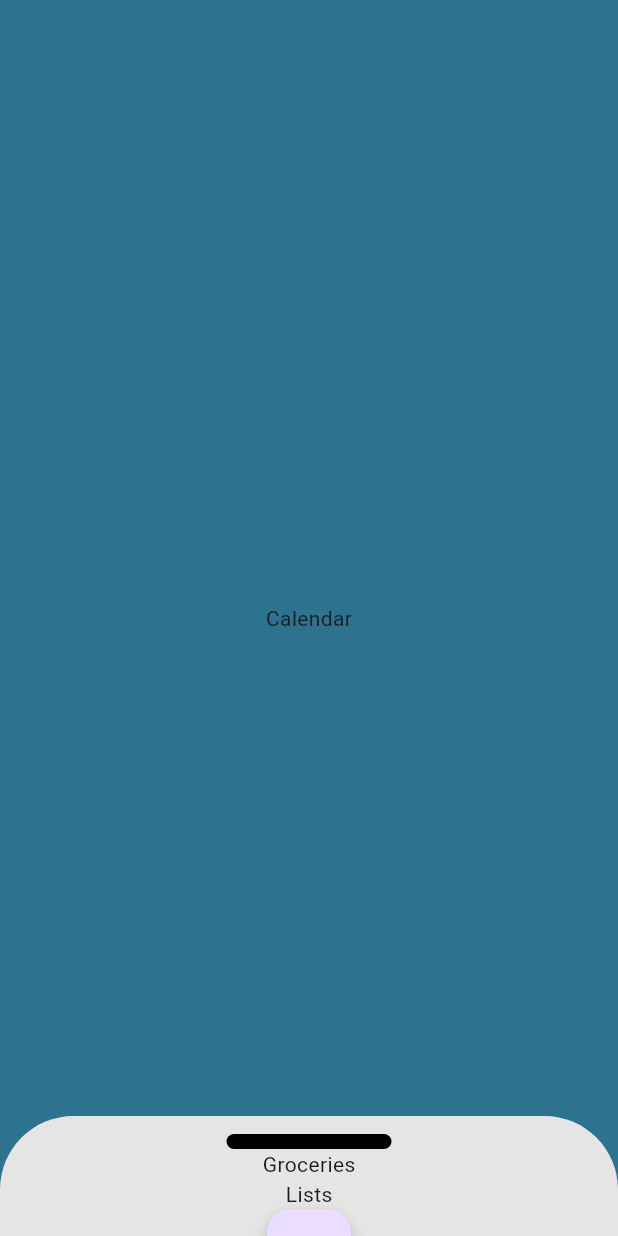
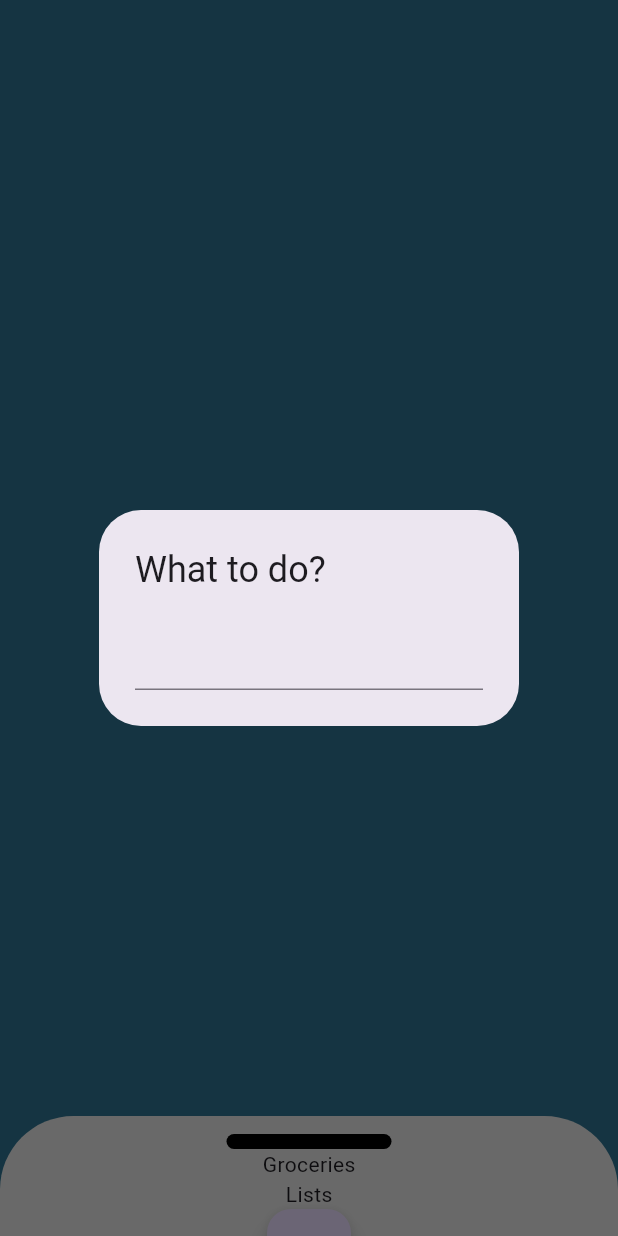
Before and after one commit to karehaa/DoIT, a Flutter app: the screen it shows after launch, after a tap on the "add" icon, on a phone screen of 412 x 824 dp. Run offline on Flutter 3.47's test engine with Material 3 defaults, Android fonts, the phone set to English and light mode, and no system bars.

```diff
--- a/lib/todo_page.dart
+++ b/lib/todo_page.dart
@@ -38,7 +38,7 @@ class _TodoPage extends State<TodoPage> {
                   const Text("Groceries"),
                   const Text("Lists"),
                   FloatingActionButton(
-                    onPressed: () {},
+                    onPressed: () => _todoListInputWindow(context),
                     child: const Icon(Icons.add),
                   )
                 ],
@@ -50,3 +50,14 @@ class _TodoPage extends State<TodoPage> {
     );
   }
 }
+
+Future _todoListInputWindow(BuildContext context) {
+  return showDialog(
+      context: context,
+      builder: (BuildContext context) {
+        return const AlertDialog(
+          title: Text("What to do?"),
+          content: TextField(),
+        );
+      });
+}
```
